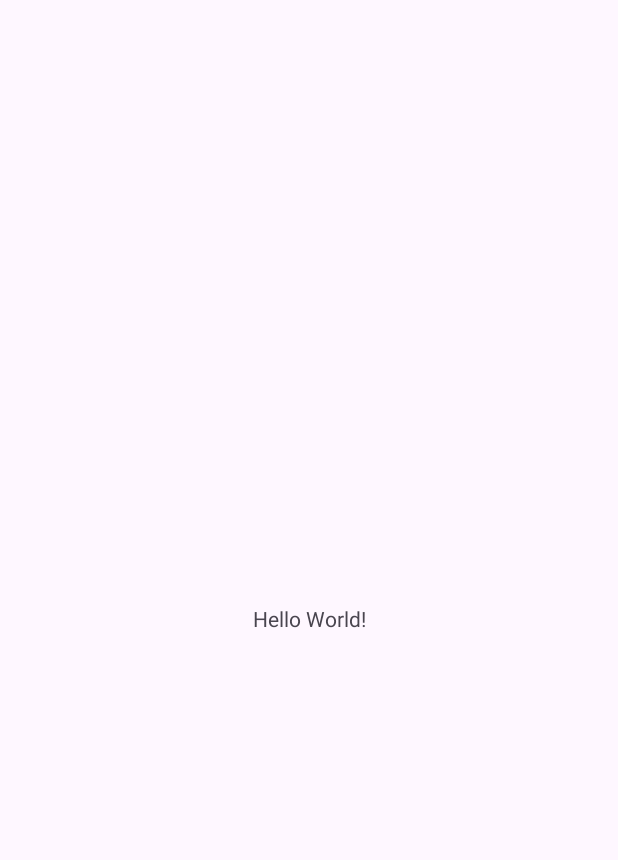
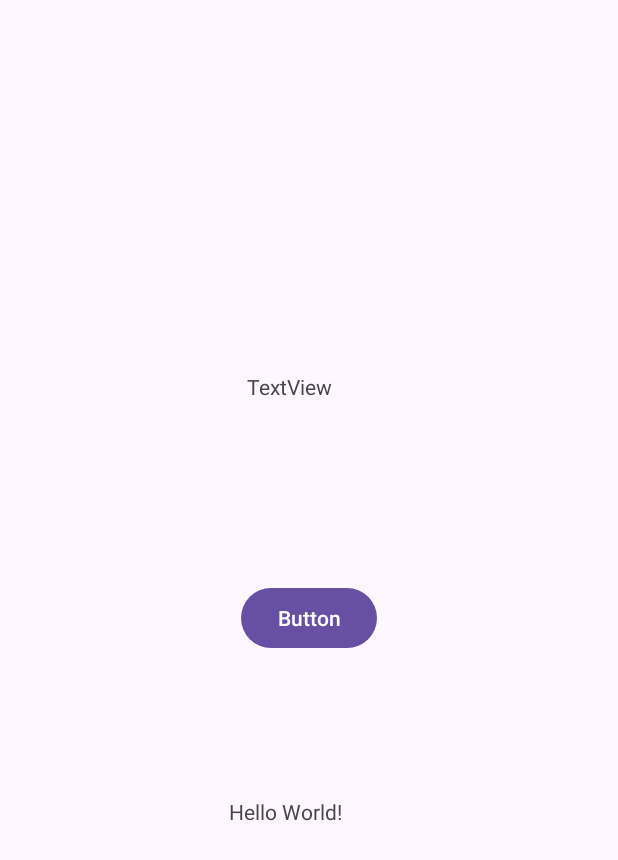
Before and after one commit to UfgtNOI/Laba1, an Android app: the screen it shows after launch (MainActivity), on a phone screen of 412 x 824 dp. Before the commit the part shown is almost empty. Shown: the top 860 px of the screen. Run offline under Robolectric (Android 15) with nearby library versions, the phone set to English and light mode, and no system bars.

Commit message:
Добавление элементов на экран

```diff
--- a/app/src/main/res/layout/activity_main.xml
+++ b/app/src/main/res/layout/activity_main.xml
@@ -8,12 +8,36 @@
     tools:context=".MainActivity">
 
     <TextView
-        android:layout_width="wrap_content"
-        android:layout_height="wrap_content"
+        android:id="@+id/textView2"
+        android:layout_width="106dp"
+        android:layout_height="45dp"
         android:text="Hello World!"
         app:layout_constraintBottom_toBottomOf="parent"
         app:layout_constraintEnd_toEndOf="parent"
+        app:layout_constraintHorizontal_bias="0.498"
+        app:layout_constraintStart_toStartOf="parent"
+        app:layout_constraintTop_toBottomOf="@+id/textView"
+        app:layout_constraintVertical_bias="0.492" />
+
+    <TextView
+        android:id="@+id/textView"
+        android:layout_width="81dp"
+        android:layout_height="44dp"
+        android:layout_marginTop="248dp"
+        android:text="TextView"
+        app:layout_constraintEnd_toEndOf="parent"
+        app:layout_constraintHorizontal_bias="0.498"
         app:layout_constraintStart_toStartOf="parent"
         app:layout_constraintTop_toTopOf="parent" />
 
+    <Button
+        android:id="@+id/button"
+        android:layout_width="wrap_content"
+        android:layout_height="wrap_content"
+        android:text="Button"
+        app:layout_constraintBottom_toTopOf="@+id/textView2"
+        app:layout_constraintEnd_toEndOf="parent"
+        app:layout_constraintStart_toStartOf="parent"
+        app:layout_constraintTop_toBottomOf="@+id/textView" />
+
 </androidx.constraintlayout.widget.ConstraintLayout>
```
